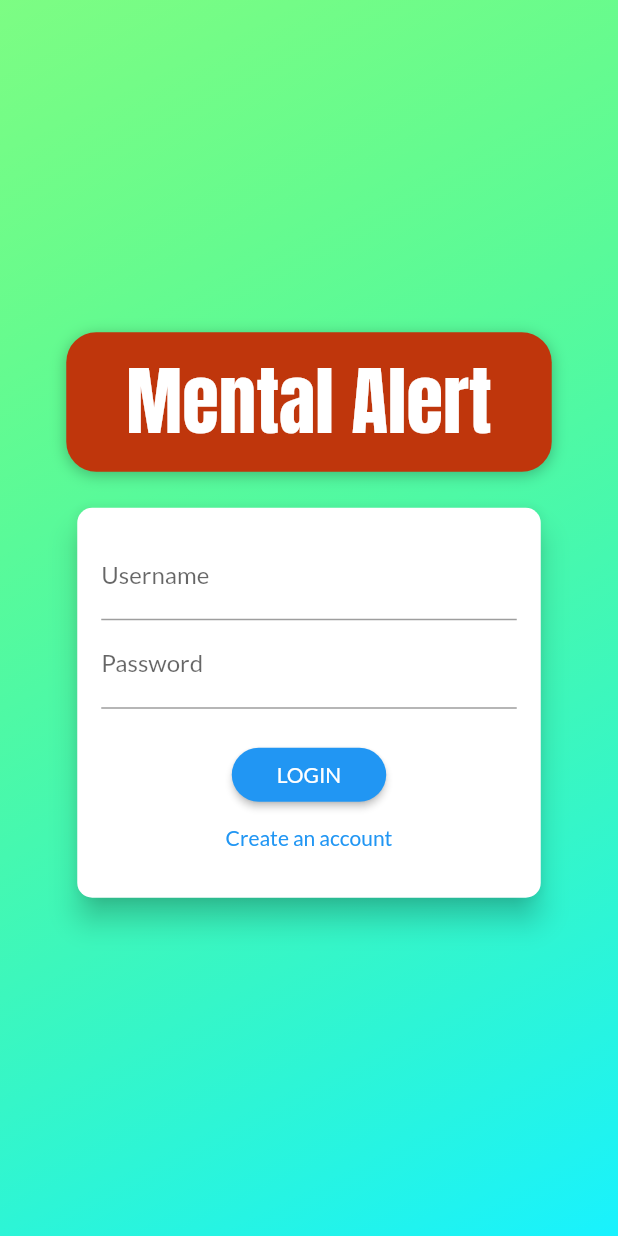
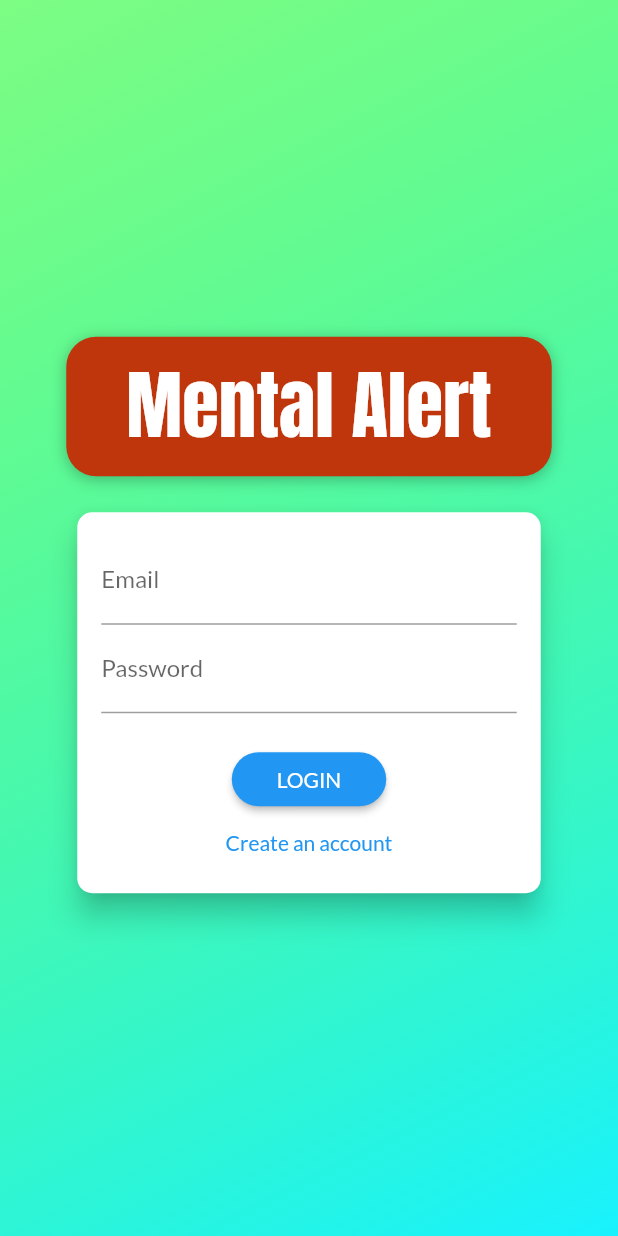
Before and after one commit to t-nn-rj/im-seen-mobile, a Flutter app: the screen it shows after launch, on a phone screen of 412 x 824 dp. Run offline on Flutter 3.47's test engine with Material 2 defaults, Android fonts, the light colour scheme and no system bars.

Commit message:
modified signup screen

```diff
--- a/lib/screens/auth_screen.dart
+++ b/lib/screens/auth_screen.dart
@@ -66,7 +66,7 @@ class AuthScreen extends StatelessWidget {
                     ),
                   ),
                   Flexible(
-                    flex: deviceSize.width > 600 ? 2 : 1,
+                    flex: deviceSize.height > 600 ? 3 : 1,
                     child: AuthCard(),
                   ),
                 ],
@@ -122,9 +122,9 @@ class _AuthCardState extends State<AuthCard> {
       ),
       elevation: 8.0,
       child: Container(
-        height: _authMode == AuthMode.Signup ? 370 : 260,
-        constraints:
-            BoxConstraints(minHeight: _authMode == AuthMode.Signup ? 320 : 260),
+        //height: _authMode == AuthMode.Signup ? 370 : 260,
+        //constraints:
+        //    BoxConstraints(minHeight: _authMode == AuthMode.Signup ? 320 : 260),
         width: deviceSize.width * 0.75,
         padding: EdgeInsets.all(16.0),
         child: Form(
@@ -132,13 +132,13 @@ class _AuthCardState extends State<AuthCard> {
           child: SingleChildScrollView(
             child: Column(
               children: <Widget>[
-                if (_authMode == AuthMode.Signup)
+                if (_authMode == AuthMode.Signup) ...[
                   TextFormField(
-                    decoration: InputDecoration(labelText: 'Your name'),
-                    keyboardType: TextInputType.emailAddress,
+                    decoration: InputDecoration(labelText: 'First name'),
+                    keyboardType: TextInputType.name,
                     validator: (value) {
                       if (value.isEmpty) {
-                        return 'Please provide your name';
+                        return 'Please provide your first name';
                       }
                       return null;
                     },
@@ -146,8 +146,48 @@ class _AuthCardState extends State<AuthCard> {
                       // TODO
                     },
                   ),
+                  TextFormField(
+                    decoration: InputDecoration(labelText: 'Last name'),
+                    keyboardType: TextInputType.name,
+                    validator: (value) {
+                      if (value.isEmpty) {
+                        return 'Please provide your last name';
+                      }
+                      return null;
+                    },
+                    onSaved: (value) {
+                      // TODO
+                    },
+                  ),
+                  TextFormField(
+                    decoration: InputDecoration(labelText: 'Job title'),
+                    keyboardType: TextInputType.text,
+                    validator: (value) {
+                      if (value.isEmpty) {
+                        return 'Please provide your job title';
+                      }
+                      return null;
+                    },
+                    onSaved: (value) {
+                      // TODO
+                    },
+                  ),
+                  TextFormField(
+                    decoration: InputDecoration(labelText: 'Phone number'),
+                    keyboardType: TextInputType.phone,
+                    validator: (value) {
+                      if (value.isEmpty) {
+                        return 'Please provide your phone number';
+                      }
+                      return null;
+                    },
+                    onSaved: (value) {
+                      // TODO
+                    },
+                  ),
+                ],
                 TextFormField(
-                  decoration: InputDecoration(labelText: 'Username'),
+                  decoration: InputDecoration(labelText: 'Email'),
                   keyboardType: TextInputType.emailAddress,
                   validator: (value) {
                     if (value.isEmpty || !value.contains('@')) {
```
